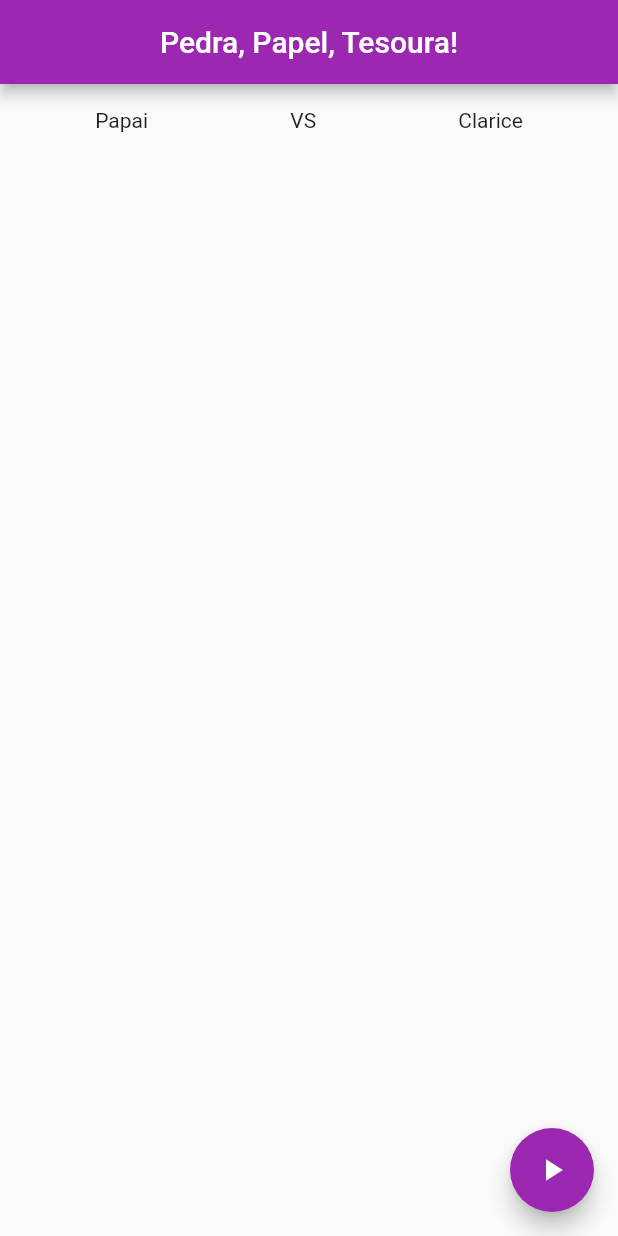
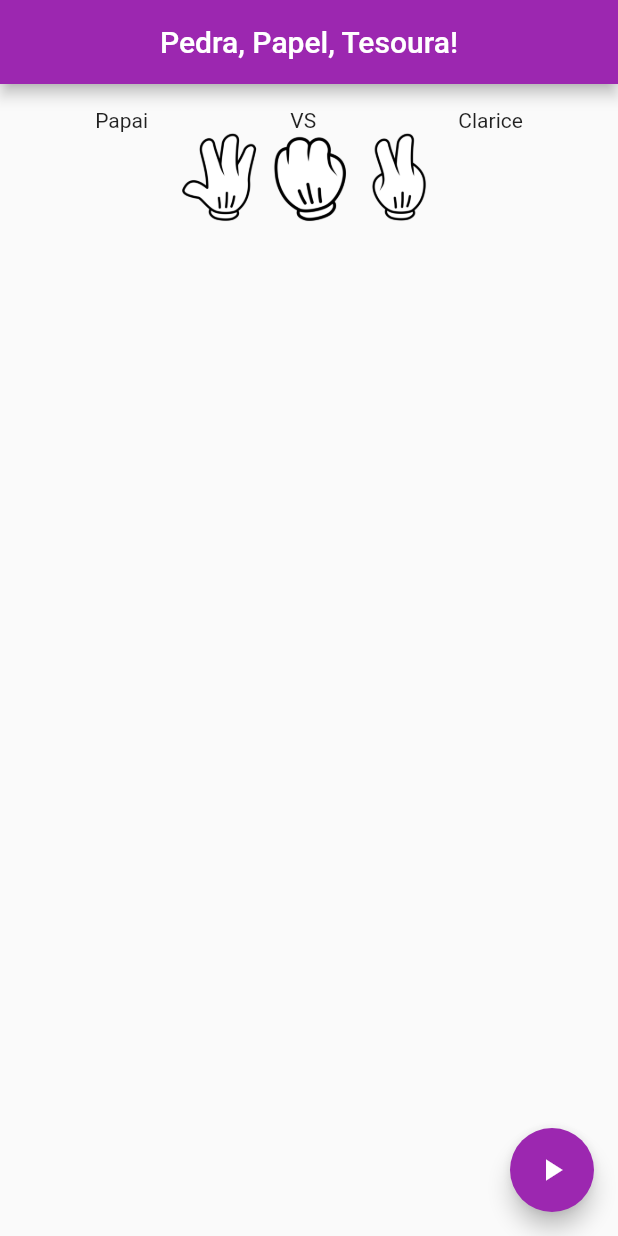
Before and after one commit to ClebertJR/pedra-papel-tesoura-flutter-app, a Flutter app: the screen it shows after launch, on a phone screen of 412 x 824 dp. Run offline on Flutter 3.47's test engine with Material 2 defaults, Android fonts, the phone set to English and light mode, and no system bars.

```diff
--- a/lib/home.dart
+++ b/lib/home.dart
@@ -27,7 +27,36 @@ class _MyHomePageState extends State<MyHomePage> {
               Row(
                   mainAxisAlignment: MainAxisAlignment.spaceAround,
                   crossAxisAlignment: CrossAxisAlignment.center,
-                  children: const [Text("Papai"), Text("VS"), Text("Clarice")])
+                  children: const [Text("Papai"), Text("VS"), Text("Clarice")]),
+              Row(
+                mainAxisAlignment: MainAxisAlignment.center,
+                crossAxisAlignment: CrossAxisAlignment.center,
+                children: [
+                  GestureDetector(
+                    child: const Image(
+                      image: AssetImage(
+                        'assets/images/papel.png',
+                      ),
+                      width: 60,
+                      height: 60,
+                    ),
+                  ),
+                  GestureDetector(
+                    child: const Image(
+                      image: AssetImage('assets/images/pedra.png'),
+                      width: 60,
+                      height: 60,
+                    ),
+                  ),
+                  GestureDetector(
+                    child: const Image(
+                      image: AssetImage('assets/images/tesoura.png'),
+                      width: 60,
+                      height: 60,
+                    ),
+                  ),
+                ],
+              ),
             ],
           )),
       floatingActionButton: FloatingActionButton(
```
Also changed, not shown: pubspec.yaml (+4 -3 lines), assets/images/papel.png (added), assets/images/pedra.png (added), assets/images/tesoura.png (added).
